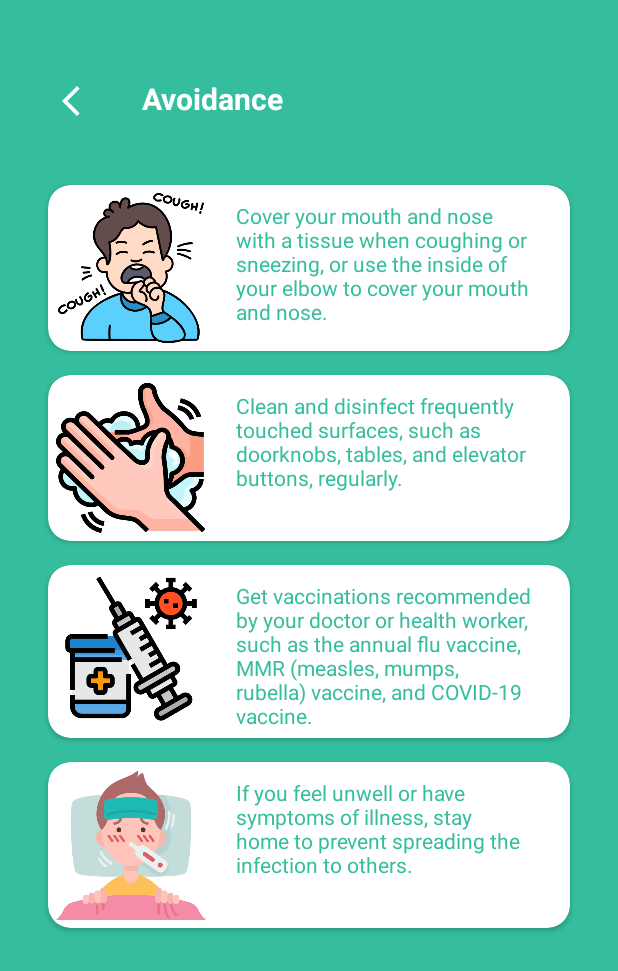
After one commit to Yuu18id/tugas-kelompok-2-android, an Android app: the AvoidanceActivity screen opened directly, with no data from a screen before it, on a phone screen of 412 x 824 dp. The commit adds this screen. Shown: the top 971 px of the screen. Run offline under Robolectric (Android 15) with nearby library versions, the phone set to English and light mode, and no system bars; our stand-ins replace data binding.

Commit message:
leo poin d

```diff
--- a/app/src/main/AndroidManifest.xml
+++ b/app/src/main/AndroidManifest.xml
@@ -1,3 +1,4 @@
+<?xml version="1.0" encoding="utf-8"?>
 <manifest xmlns:android="http://schemas.android.com/apk/res/android"
     xmlns:tools="http://schemas.android.com/tools"
     package="com.stechoq.tugaskelompok2">
@@ -12,6 +13,9 @@
         android:supportsRtl="true"
         android:theme="@style/Theme.TugasKelompok2"
         tools:targetApi="31">
+        <activity
+            android:name=".AvoidanceActivity"
+            android:exported="false" />
         <activity
             android:name=".MainActivity"
             android:exported="true">
--- /dev/null
+++ b/app/src/main/java/com/stechoq/tugaskelompok2/AvoidanceActivity.kt
@@ -0,0 +1,40 @@
+package com.stechoq.tugaskelompok2
+
+import android.content.Intent
+import androidx.appcompat.app.AppCompatActivity
+import android.os.Bundle
+import android.widget.ImageButton
+import androidx.activity.enableEdgeToEdge
+import androidx.databinding.DataBindingUtil
+import com.stechoq.tugaskelompok2.data.AvoidanceData
+import com.stechoq.tugaskelompok2.databinding.ActivityAvoidanceBinding
+
+class AvoidanceActivity : AppCompatActivity() {
+
+    private lateinit var binding: ActivityAvoidanceBinding
+
+    override fun onCreate(savedInstanceState: Bundle?) {
+        super.onCreate(savedInstanceState)
+        enableEdgeToEdge()
+        binding = DataBindingUtil.setContentView(this, R.layout.activity_avoidance)
+
+        val avoidanceData = AvoidanceData(
+            "Cover your mouth and nose with a tissue when coughing or sneezing, or use the inside of your elbow to cover your mouth and nose."
+        )
+
+        binding.avoidance = avoidanceData
+
+        val backButton = findViewById<ImageButton>(R.id.backav)
+        backButton.setOnClickListener {
+
+            val intent = Intent(this, Menu::class.java)
+            startActivity(intent)
+        }
+
+        binding.apply {
+            sncdav
+            thrdav
+            frthav
+        }
+    }
+}
--- a/app/src/main/java/com/stechoq/tugaskelompok2/Menu.kt
+++ b/app/src/main/java/com/stechoq/tugaskelompok2/Menu.kt
@@ -24,5 +24,9 @@ class Menu : AppCompatActivity() {
         img.setOnClickListener {
             startActivity(Intent(this, TimeActivity::class.java))
         }
+        img = findViewById(R.id.img_avoidance)
+        img.setOnClickListener {
+            startActivity(Intent(this, AvoidanceActivity::class.java))
+        }
     }
 }
--- /dev/null
+++ b/app/src/main/java/com/stechoq/tugaskelompok2/data/AvoidanceData.kt
@@ -0,0 +1,5 @@
+package com.stechoq.tugaskelompok2.data
+
+data class AvoidanceData(
+    val firstAv : String
+)
--- /dev/null
+++ b/app/src/main/res/layout/activity_avoidance.xml
@@ -0,0 +1,186 @@
+<?xml version="1.0" encoding="utf-8"?>
+<layout xmlns:android="http://schemas.android.com/apk/res/android"
+    xmlns:app="http://schemas.android.com/apk/res-auto"
+    xmlns:tools="http://schemas.android.com/tools">
+
+    <data>
+
+        <variable
+            name="avoidance"
+            type="com.stechoq.tugaskelompok2.data.AvoidanceData" />
+
+    </data>
+
+    <RelativeLayout
+        android:id="@+id/main"
+        android:layout_width="match_parent"
+        android:layout_height="match_parent"
+        android:background="#34be9d"
+        tools:context=".AvoidanceActivity">
+
+        <LinearLayout
+            android:layout_width="match_parent"
+            android:layout_height="wrap_content"
+            android:layout_marginTop="40dp">
+
+            <ImageButton
+                android:id="@+id/backav"
+                android:layout_width="wrap_content"
+                android:layout_height="wrap_content"
+                android:layout_marginHorizontal="20dp"
+                android:background="#34be9d"
+                android:padding="15dp"
+                android:src="@drawable/ic_back_button" />
+
+            <TextView
+                android:layout_width="wrap_content"
+                android:layout_height="match_parent"
+                android:paddingTop="12dp"
+                android:text="Avoidance"
+                android:textColor="@color/white"
+                android:textSize="20sp"
+                android:textStyle="bold" />
+        </LinearLayout>
+
+        <androidx.cardview.widget.CardView
+            android:id="@+id/cough"
+            android:layout_width="match_parent"
+            android:layout_height="wrap_content"
+            android:layout_marginStart="25dp"
+            android:layout_marginTop="115dp"
+            android:layout_marginEnd="25dp"
+            android:backgroundTint="@color/white"
+            app:cardCornerRadius="15dp"
+            app:cardPreventCornerOverlap="true"
+            app:cardUseCompatPadding="true"
+            app:contentPadding="5dp">
+
+            <LinearLayout
+                android:layout_width="100dp"
+                android:layout_height="100dp"
+                android:orientation="vertical">
+
+                <ImageView
+                    android:layout_width="match_parent"
+                    android:layout_height="100dp"
+                    android:src="@drawable/cough" />
+            </LinearLayout>
+
+            <TextView
+                android:id="@+id/firstav"
+                android:layout_width="match_parent"
+                android:layout_height="match_parent"
+                android:layout_marginLeft="120dp"
+                android:layout_marginTop="5dp"
+                android:layout_marginRight="20dp"
+                android:text="@{avoidance.firstAv}"
+                android:textColor="#34be9d" />
+        </androidx.cardview.widget.CardView>
+
+        <androidx.cardview.widget.CardView
+            android:id="@+id/clean"
+            android:layout_width="match_parent"
+            android:layout_height="wrap_content"
+            android:layout_below="@id/cough"
+            android:layout_marginStart="25dp"
+            android:layout_marginEnd="25dp"
+            android:backgroundTint="@color/white"
+            app:cardCornerRadius="15dp"
+            app:cardPreventCornerOverlap="true"
+            app:cardUseCompatPadding="true"
+            app:contentPadding="5dp">
+
+            <LinearLayout
+                android:layout_width="100dp"
+                android:layout_height="100dp"
+                android:orientation="vertical">
+
+                <ImageView
+                    android:layout_width="match_parent"
+                    android:layout_height="100dp"
+                    android:src="@drawable/wash" />
+            </LinearLayout>
+
+            <TextView
+                android:id="@+id/sncdav"
+                android:layout_width="match_parent"
+                android:layout_height="match_parent"
+                android:layout_marginLeft="120dp"
+                android:layout_marginTop="5dp"
+                android:layout_marginRight="20dp"
+                android:text="Clean and disinfect frequently touched surfaces, such as doorknobs, tables, and elevator buttons, regularly."
+                android:textColor="#34be9d" />
+        </androidx.cardview.widget.CardView>
+
+        <androidx.cardview.widget.CardView
+            android:id="@+id/vac"
+            android:layout_width="match_parent"
+            android:layout_height="wrap_content"
+            android:layout_below="@id/clean"
+            android:layout_marginStart="25dp"
+            android:layout_marginEnd="25dp"
+            android:backgroundTint="@color/white"
+            app:cardCornerRadius="15dp"
+            app:cardPreventCornerOverlap="true"
+            app:cardUseCompatPadding="true"
+            app:contentPadding="5dp">
+
+            <LinearLayout
+                android:layout_width="100dp"
+                android:layout_height="100dp"
+                android:orientation="vertical">
+
+                <ImageView
+                    android:layout_width="match_parent"
+                    android:layout_height="100dp"
+                    android:src="@drawable/vaccine" />
+            </LinearLayout>
+
+            <TextView
+                android:id="@+id/thrdav"
+                android:layout_width="match_parent"
+                android:layout_height="match_parent"
+                android:layout_marginLeft="120dp"
+                android:layout_marginTop="5dp"
+                android:layout_marginRight="20dp"
+                android:text="Get vaccinations recommended by your doctor or health worker, such as the annual flu vaccine, MMR (measles, mumps, rubella) vaccine, and COVID-19 vaccine."
+                android:textColor="#34be9d" />
+        </androidx.cardview.widget.CardView>
+
+        <androidx.cardview.widget.CardView
+            android:id="@+id/fever"
+            android:layout_width="match_parent"
+            android:layout_height="wrap_content"
+            android:layout_below="@id/vac"
+            android:layout_marginStart="25dp"
+            android:layout_marginEnd="25dp"
+            android:backgroundTint="@color/white"
+            app:cardCornerRadius="15dp"
+            app:cardPreventCornerOverlap="true"
+            app:cardUseCompatPadding="true"
+            app:contentPadding="5dp">
+
+            <LinearLayout
+                android:layout_width="100dp"
+                android:layout_height="100dp"
+                android:orientation="vertical">
+
+                <ImageView
+                    android:layout_width="match_parent"
+                    android:layout_height="100dp"
+                    android:src="@drawable/fever" />
+            </LinearLayout>
+
+            <TextView
+                android:id="@+id/frthav"
+                android:layout_width="match_parent"
+                android:layout_height="match_parent"
+                android:layout_marginLeft="120dp"
+                android:layout_marginTop="5dp"
+                android:layout_marginRight="20dp"
+                android:text="If you feel unwell or have symptoms of illness, stay home to prevent spreading the infection to others."
+                android:textColor="#34be9d" />
+        </androidx.cardview.widget.CardView>
+
+    </RelativeLayout>
+</layout>
--- a/app/src/main/res/layout/activity_menu.xml
+++ b/app/src/main/res/layout/activity_menu.xml
@@ -22,13 +22,7 @@
         android:text="Embark on the Journey to a Healthier Life: The First Step towards a Meaningful New Beginning Filled with Endless Opportunities!"
         android:textAlignment="center"
         android:textColor="@color/white"
-        android:textSize="15dp" />
-
-    <LinearLayout
-        android:layout_width="match_parent"
-        android:layout_height="match_parent"
-        android:layout_margin="8dp"
-        android:orientation="vertical">
+        android:textSize="15sp" />
 
     <ImageView
         android:layout_width="match_parent"
@@ -37,17 +31,19 @@
         android:adjustViewBounds="true"
         android:src="@drawable/eating" />
 
-        <LinearLayout
+
+    <TableLayout
         android:layout_width="match_parent"
         android:layout_height="wrap_content"
-            android:gravity="center"
-            android:orientation="horizontal"
-            android:paddingTop="180dp">
+        android:layout_alignParentBottom="true"
+        android:layout_margin="8dp"
+        android:stretchColumns="0,1,2">
 
+        <TableRow>
             <androidx.cardview.widget.CardView
                 android:layout_width="0dp"
                 android:layout_height="wrap_content"
-                android:layout_weight="3"
+                android:layout_weight="1"
                 android:backgroundTint="@color/white"
                 app:cardCornerRadius="15dp"
                 app:cardPreventCornerOverlap="true"
@@ -77,7 +73,7 @@
             <androidx.cardview.widget.CardView
                 android:layout_width="0dp"
                 android:layout_height="wrap_content"
-                android:layout_weight="3"
+                android:layout_weight="1"
                 android:backgroundTint="@color/white"
                 app:cardCornerRadius="15dp"
                 app:cardPreventCornerOverlap="true"
@@ -107,7 +103,7 @@
             <androidx.cardview.widget.CardView
                 android:layout_width="0dp"
                 android:layout_height="wrap_content"
-                android:layout_weight="3"
+                android:layout_weight="1"
                 android:backgroundTint="@color/white"
                 app:cardCornerRadius="15dp"
                 app:cardPreventCornerOverlap="true"
@@ -133,7 +129,36 @@
                         android:textColor="#34be9d" />
                 </LinearLayout>
             </androidx.cardview.widget.CardView>
+
+            <androidx.cardview.widget.CardView
+                android:layout_width="0dp"
+                android:layout_height="wrap_content"
+                android:layout_weight="1"
+                android:backgroundTint="@color/white"
+                app:cardCornerRadius="15dp"
+                app:cardPreventCornerOverlap="true"
+                app:cardUseCompatPadding="true"
+                app:contentPadding="10dp">
+
+                <LinearLayout
+                    android:layout_width="match_parent"
+                    android:layout_height="match_parent"
+                    android:orientation="vertical">
+
+                    <ImageView
+                        android:id="@+id/img_avoidance"
+                        android:layout_width="match_parent"
+                        android:layout_height="100dp"
+                        android:src="@drawable/stop" />
+
+                    <TextView
+                        android:layout_width="match_parent"
+                        android:layout_height="wrap_content"
+                        android:gravity="center"
+                        android:text="Avoidance"
+                        android:textColor="#34be9d" />
                 </LinearLayout>
-    </LinearLayout>
-
+            </androidx.cardview.widget.CardView>
+        </TableRow>
+    </TableLayout>
 </RelativeLayout>
```
Also changed, not shown: app/src/main/res/drawable/cough.png (added), app/src/main/res/drawable/fever.png (added), app/src/main/res/drawable/stop.png (added), app/src/main/res/drawable/vaccine.png (added), app/src/main/res/drawable/wash.png (added). Lines whose indentation alone changed are shown as unchanged.
